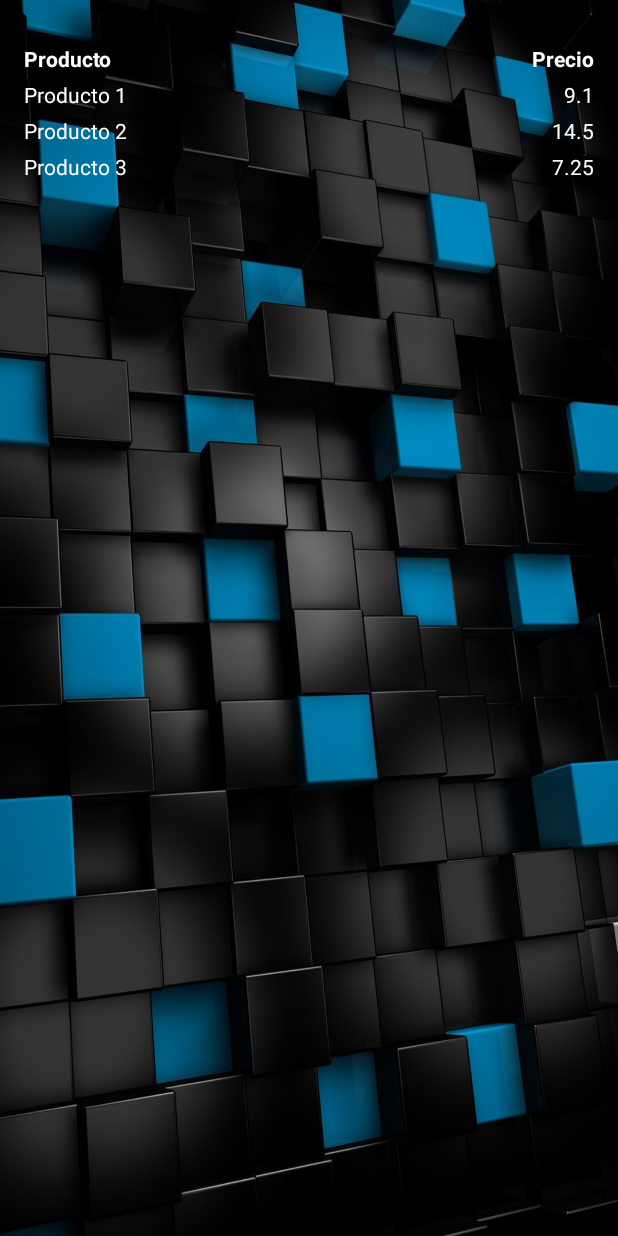
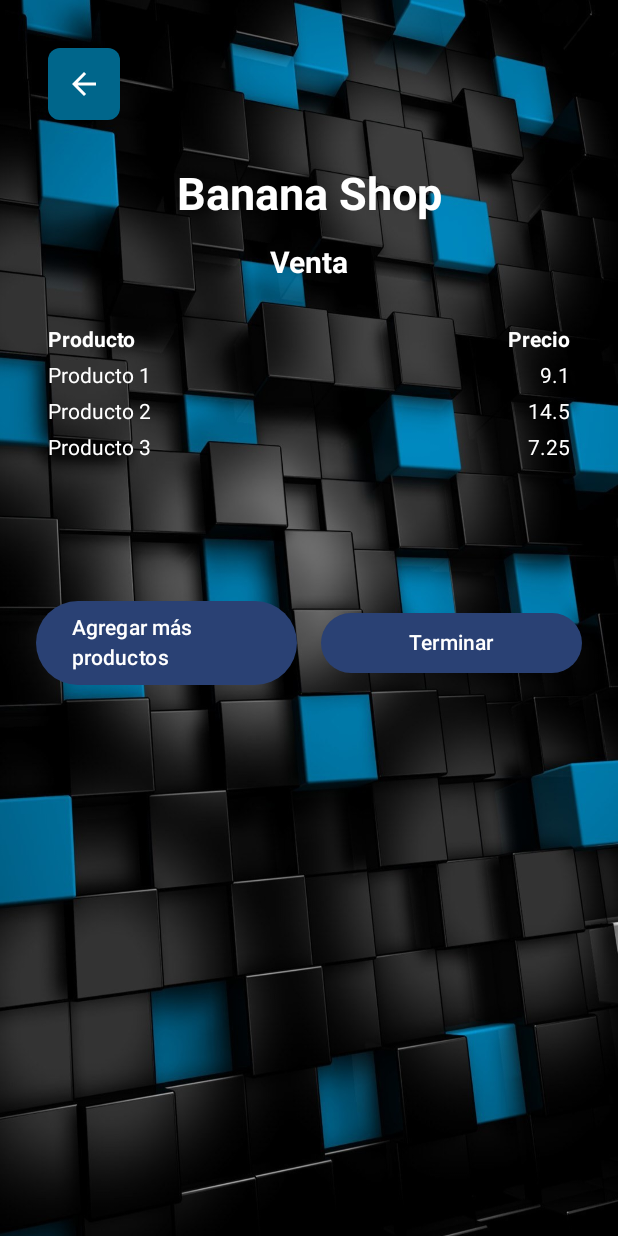
Before and after one commit to Meguiito/proyectotiendaropa, an Android app built with Jetpack Compose: the SalesActivity screen opened directly, with no data from a screen before it, on a phone screen of 412 x 824 dp. Run offline under Robolectric (Android 15) with nearby library versions, the phone set to English and light mode, and no system bars; libraries missing offline, so code that uses them is left out: com.google.zxing.integration.

Commit message:
Agregados mas elementos al estilo de la pagina de Venta

```diff
--- a/app/src/main/java/com/example/myapplication/SalesActivity.kt
+++ b/app/src/main/java/com/example/myapplication/SalesActivity.kt
@@ -1,19 +1,29 @@
 package com.example.myapplication
 
+import android.content.Intent
 import android.os.Bundle
 import androidx.activity.ComponentActivity
 import androidx.activity.compose.setContent
+import androidx.compose.foundation.background
 import androidx.compose.foundation.layout.*
 import androidx.compose.foundation.lazy.LazyColumn
+import androidx.compose.foundation.shape.RoundedCornerShape
+import androidx.compose.material.icons.Icons
+import androidx.compose.material.icons.outlined.ArrowBack
+import androidx.compose.material3.Button
+import androidx.compose.material3.Icon
+import androidx.compose.material3.IconButton
 import androidx.compose.material3.MaterialTheme
 import androidx.compose.material3.Text
 import androidx.compose.runtime.Composable
 import androidx.compose.ui.Alignment
 import androidx.compose.ui.Modifier
 import androidx.compose.ui.graphics.Color
+import androidx.compose.ui.platform.LocalContext
 import androidx.compose.ui.text.TextStyle
 import androidx.compose.ui.text.font.FontWeight
 import androidx.compose.ui.unit.dp
+import androidx.compose.ui.unit.sp
 import com.example.myapplication.ui.theme.MyApplicationTheme
 
 data class Product(
@@ -36,22 +46,94 @@ class SalesActivity : ComponentActivity() {
 
 @Composable
 fun SalesScreen() {
+    val context = LocalContext.current
     val products = listOf(
         Product("Producto 1", 9.10),
         Product("Producto 2", 14.50),
         Product("Producto 3", 7.25)
     )
+    BoxWithBackground {
+        Column(
+            modifier = Modifier
+                .fillMaxSize()
+                .padding(16.dp),
+            verticalArrangement = Arrangement.Top,
+            horizontalAlignment = Alignment.Start
+        ) {
+            // Botón de "volver"
+            IconButton(
+                onClick = {
+                    val intent = Intent(context, InicioActivity::class.java)
+                    context.startActivity(intent)
+                },
+                modifier = Modifier
+                    .padding(16.dp)
+                    .background(Color(0xFF00668b), shape = RoundedCornerShape(8.dp))
+            ) {
+                Icon(
+                    imageVector = Icons.Outlined.ArrowBack,
+                    contentDescription = "Volver",
+                    tint = Color.White
+                )
+            }
 
-    Column(
-        modifier = Modifier.fillMaxSize(),
-        verticalArrangement = Arrangement.Top,
-        horizontalAlignment = Alignment.CenterHorizontally
-    ) {
-        Spacer(modifier = Modifier.height(16.dp))
+            Spacer(modifier = Modifier.height(16.dp))
 
-        ProductTable(products = products)
+            // Título "Banana Shop"
+            Text(
+                text = "Banana Shop",
+                style = TextStyle(
+                    fontSize = 30.sp,
+                    fontWeight = FontWeight.Bold,
+                    color = Color.White
+                ),
+                modifier = Modifier.align(Alignment.CenterHorizontally)
+            )
+
+            Spacer(modifier = Modifier.height(16.dp))
+            // Título "Banana Shop"
+            Text(
+                text = "Venta",
+                style = TextStyle(
+                    fontSize = 20.sp,
+                    fontWeight = FontWeight.Bold,
+                    color = Color.White
+                ),
+                modifier = Modifier.align(Alignment.CenterHorizontally)
+            )
+            Spacer(modifier = Modifier.height(16.dp))
+
+            ProductTable(products = products)
+
+            Spacer(modifier = Modifier.height(70.dp))
+            // Botones Agregar mas productos o Terminar
+            Row(
+                modifier = Modifier.fillMaxWidth(),
+                horizontalArrangement = Arrangement.Center,
+                verticalAlignment = Alignment.CenterVertically
+            ) {
+                Button(
+                    onClick = {},
+                    modifier = Modifier
+                        .weight(1f)
+                        .padding(8.dp)
+                ) {
+                    Text(text = "Agregar más productos")
+                }
+
+                Button(
+                    onClick = {},
+                    modifier = Modifier
+                        .weight(1f)
+                        .padding(8.dp)
+                ) {
+                    Text(text = "Terminar")
+                }
+            }
+        }
     }
 }
+
 
 @Composable
 fun ProductTable(products: List<Product>) {
```
